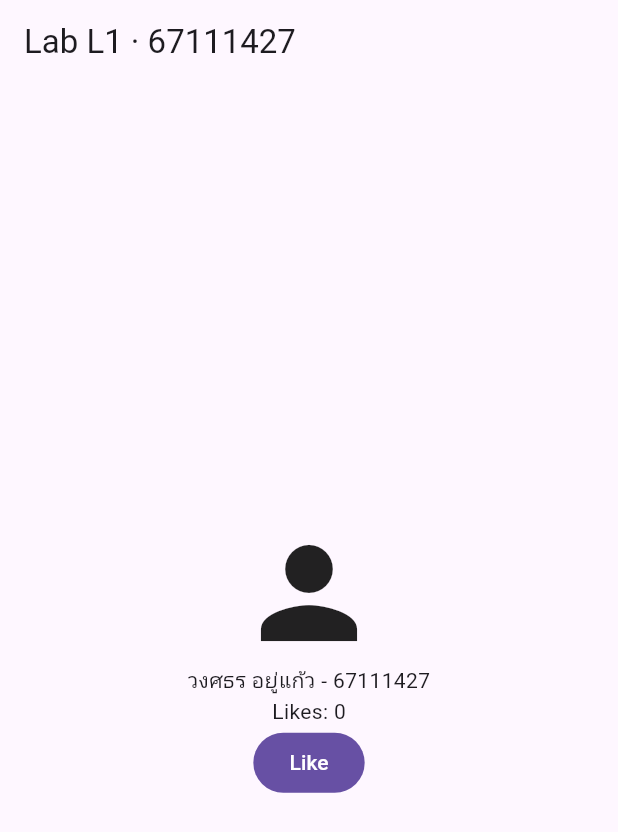
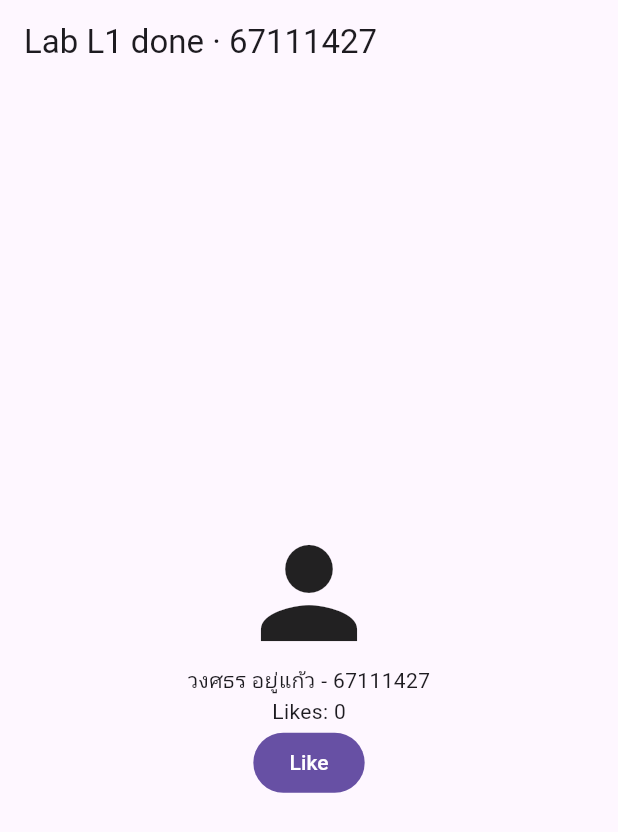
Before and after one commit to Agent00PED/lab01_profile, a Flutter app: the screen it shows after launch, on a phone screen of 412 x 824 dp. Shown: the top 832 px of the screen. Run offline on Flutter 3.47's test engine with Material 3 defaults, Android fonts, the phone set to English and light mode, and no system bars.

Commit message:
Add L1 answers

```diff
--- a/lib/main.dart
+++ b/lib/main.dart
@@ -19,7 +19,7 @@ class _HomePageState extends State<HomePage> {
   @override
   Widget build(BuildContext context) {
     return Scaffold(
-      appBar: AppBar(title: const Text('Lab L1 · 67111427')),
+      appBar: AppBar(title: const Text('Lab L1 done · 67111427')),
       body: Center(
         child: Column(
           mainAxisSize: MainAxisSize.min,
```
Also changed, not shown: 1 other file.
